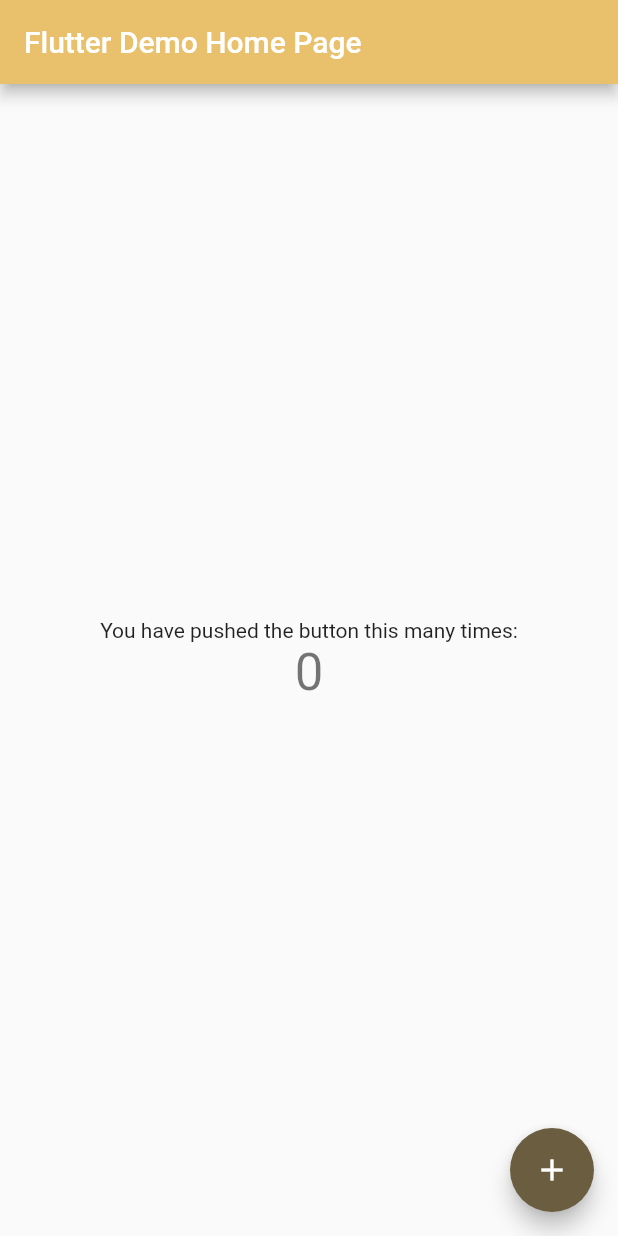
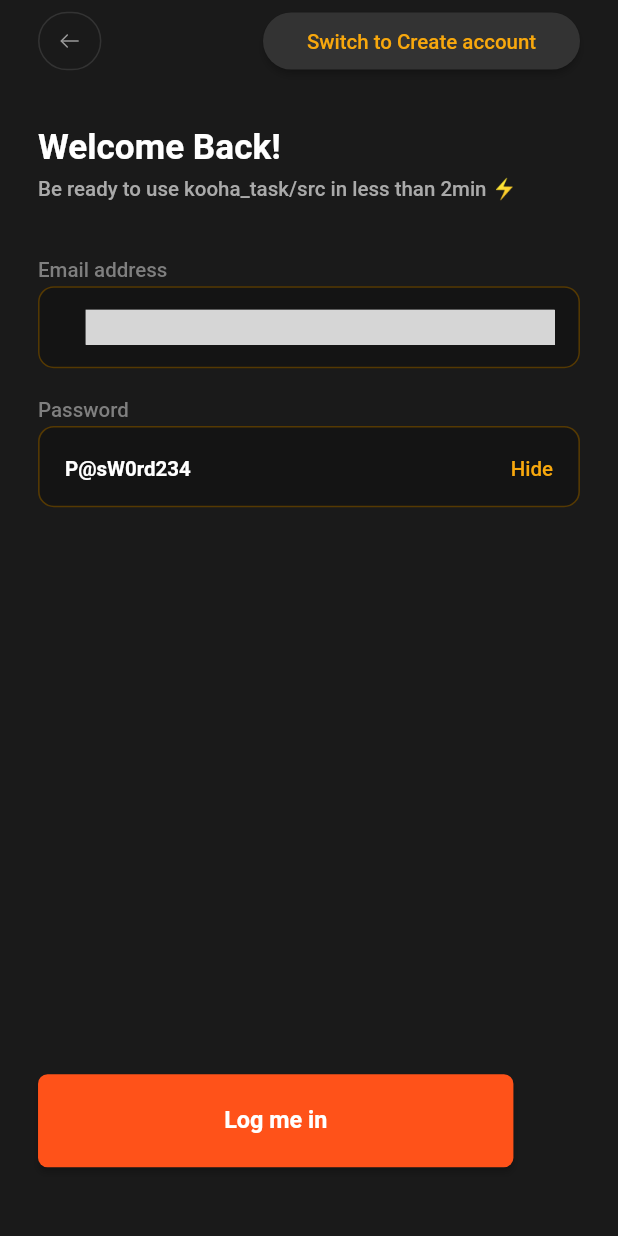
Before and after one commit to edokichuks/Flutter-Technical-Assessment, a Flutter app: the screen it shows after launch, on a phone screen of 412 x 824 dp. Run offline on Flutter 3.47's test engine with Material 2 defaults, Android fonts, the phone set to English and light mode, and no system bars; our stand-ins replace cached_network_image, dio, equatable, flutter_riverpod, flutter_svg, hive_flutter and 1 more; accounts and stored records are empty; generated files the repository leaves out were written again; Roboto replaces fonts that are missing (Satoshi); grey boxes are pictures that could not be loaded.

Commit message:
local storage set-up completed and login ui screen built

```diff
--- a/kooha_task/lib/main.dart
+++ b/kooha_task/lib/main.dart
@@ -1,126 +1,31 @@
 import 'package:flutter/material.dart';
+import 'package:flutter_riverpod/flutter_riverpod.dart';
+import 'package:hive_flutter/hive_flutter.dart';
+import 'package:kooha_task/src/core/routers/route_generator.dart';
+import 'package:kooha_task/src/feature/auth/presenation/pages/login_screen.dart';
+import 'package:kooha_task/src/theme/theme_helper.dart';
 
-void main() {
-  runApp(const MyApp());
+import 'src/core/services/local_database/hive_keys.dart';
+
+void main() async {
+  WidgetsFlutterBinding.ensureInitialized();
+  await Hive.initFlutter();
+
+  await Hive.openBox(HiveKeys.appBox);
+  runApp(const ProviderScope(child: MyApp()));
 }
 
 class MyApp extends StatelessWidget {
   const MyApp({super.key});
-
-  // This widget is the root of your application.
   @override
   Widget build(BuildContext context) {
     return MaterialApp(
-      title: 'Flutter Demo',
-      theme: ThemeData(
-        // This is the theme of your application.
-        //
-        // TRY THIS: Try running your application with "flutter run". You'll see
-        // the application has a blue toolbar. Then, without quitting the app,
-        // try changing the seedColor in the colorScheme below to Colors.green
-        // and then invoke "hot reload" (save your changes or press the "hot
-        // reload" button in a Flutter-supported IDE, or press "r" if you used
-        // the command line to start the app).
-        //
-        // Notice that the counter didn't reset back to zero; the application
-        // state is not lost during the reload. To reset the state, use hot
-        // restart instead.
-        //
-        // This works for code too, not just values: Most code changes can be
-        // tested with just a hot reload.
-        colorScheme: ColorScheme.fromSeed(seedColor: Colors.amber),
-        useMaterial3: false,
-      ),
+      debugShowCheckedModeBanner: false,
+      title: 'Kooha',
+      theme: theme,
+      onGenerateRoute: RouteGenerator.onGenerateRoute,
       darkTheme: ThemeData.dark(),
-      home: const MyHomePage(title: 'Flutter Demo Home Page'),
+      home: LoginScreen(),
     );
   }
 }
-
-class MyHomePage extends StatefulWidget {
-  const MyHomePage({super.key, required this.title});
-
-  // This widget is the home page of your application. It is stateful, meaning
-  // that it has a State object (defined below) that contains fields that affect
-  // how it looks.
-
-  // This class is the configuration for the state. It holds the values (in this
-  // case the title) provided by the parent (in this case the App widget) and
-  // used by the build method of the State. Fields in a Widget subclass are
-  // always marked "final".
-
-  final String title;
-
-  @override
-  State<MyHomePage> createState() => _MyHomePageState();
-}
-
-class _MyHomePageState extends State<MyHomePage> {
-  int _counter = 0;
-
-  void _incrementCounter() {
-    setState(() {
-      // This call to setState tells the Flutter framework that something has
-      // changed in this State, which causes it to rerun the build method below
-      // so that the display can reflect the updated values. If we changed
-      // _counter without calling setState(), then the build method would not be
-      // called again, and so nothing would appear to happen.
-      _counter++;
-    });
-  }
-
-  @override
-  Widget build(BuildContext context) {
-    // This method is rerun every time setState is called, for instance as done
-    // by the _incrementCounter method above.
-    //
-    // The Flutter framework has been optimized to make rerunning build methods
-    // fast, so that you can just rebuild anything that needs updating rather
-    // than having to individually change instances of widgets.
-    return Scaffold(
-      appBar: AppBar(
-        // TRY THIS: Try changing the color here to a specific color (to
-        // Colors.amber, perhaps?) and trigger a hot reload to see the AppBar
-        // change color while the other colors stay the same.
-        backgroundColor: Theme.of(context).colorScheme.inversePrimary,
-        // Here we take the value from the MyHomePage object that was created by
-        // the App.build method, and use it to set our appbar title.
-        title: Text(widget.title),
-      ),
-      body: Center(
-        // Center is a layout widget. It takes a single child and positions it
-        // in the middle of the parent.
-        child: Column(
-          // Column is also a layout widget. It takes a list of children and
-          // arranges them vertically. By default, it sizes itself to fit its
-          // children horizontally, and tries to be as tall as its parent.
-          //
-          // Column has various properties to control how it sizes itself and
-          // how it positions its children. Here we use mainAxisAlignment to
-          // center the children vertically; the main axis here is the vertical
-          // axis because Columns are vertical (the cross axis would be
-          // horizontal).
-          //
-          // TRY THIS: Invoke "debug painting" (choose the "Toggle Debug Paint"
-          // action in the IDE, or press "p" in the console), to see the
-          // wireframe for each widget.
-          mainAxisAlignment: MainAxisAlignment.center,
-          children: <Widget>[
-            const Text(
-              'You have pushed the button this many times:',
-            ),
-            Text(
-              '$_counter',
-              style: Theme.of(context).textTheme.headlineMedium,
-            ),
-          ],
-        ),
-      ),
-      floatingActionButton: FloatingActionButton(
-        onPressed: _incrementCounter,
-        tooltip: 'Increment',
-        child: const Icon(Icons.add),
-      ), // This trailing comma makes auto-formatting nicer for build methods.
-    );
-  }
-}
--- /dev/null
+++ b/kooha_task/lib/src/core/routers/route_generator.dart
@@ -0,0 +1,20 @@
+import 'package:flutter/cupertino.dart';
+import 'package:kooha_task/src/core/routers/routes_exports.dart';
+
+
+
+class RouteGenerator {
+  const RouteGenerator._();
+ static const kLoginScreen = 'login_screen';
+
+  static Route<dynamic> onGenerateRoute(RouteSettings settings) {
+    switch (settings.name) {
+      case kLoginScreen:
+        return CupertinoPageRoute(
+          builder: (context) =>  LoginScreen(),
+        );
+        default:
+        throw UnimplementedError('Route not found');
+    }
+  }
+}
--- /dev/null
+++ b/kooha_task/lib/src/core/routers/routes_exports.dart
@@ -0,0 +1 @@
+export 'package:kooha_task/src/feature/auth/presenation/pages/login_screen.dart';
--- /dev/null
+++ b/kooha_task/lib/src/feature/auth/presenation/pages/login_screen.dart
@@ -0,0 +1,107 @@
+import 'package:flutter/material.dart';
+import 'package:kooha_task/src/core/app_export.dart';
+import 'package:kooha_task/src/widgets/app_bar/appbar_button.dart';
+import 'package:kooha_task/src/widgets/app_bar/appbar_iconbutton.dart';
+import 'package:kooha_task/src/widgets/app_bar/custom_app_bar.dart';
+import 'package:kooha_task/src/widgets/custom_elevated_button.dart';
+import 'package:kooha_task/src/widgets/custom_text_form_field.dart';
+
+
+// ignore_for_file: must_be_immutable
+class LoginScreen extends StatelessWidget {
+  LoginScreen({Key? key}) : super(key: key);
+
+  TextEditingController emailController = TextEditingController();
+
+  @override
+  Widget build(BuildContext context) {
+    mediaQueryData = MediaQuery.of(context);
+    return SafeArea(
+        child: Scaffold(
+            resizeToAvoidBottomInset: false,
+            appBar: CustomAppBar(
+                leadingWidth: 64.h,
+                leading: AppbarIconbutton(
+                    svgPath: ImageConstant.imgArrowleft,
+                    margin: EdgeInsets.only(left: 24.h, top: 8.v, bottom: 8.v),
+                    onTap: () {
+                      onTapArrowleftone(context);
+                    }),
+                title: AppbarButton(margin: EdgeInsets.only(left: 102.h))),
+            body: Container(
+                width: double.maxFinite,
+                padding: EdgeInsets.symmetric(horizontal: 24.h, vertical: 30.v),
+                child: Column(
+                    crossAxisAlignment: CrossAxisAlignment.start,
+                    children: [
+                      Text("Welcome Back!",
+                          style: theme.textTheme.headlineSmall),
+                      SizedBox(height: 7.v),
+                      Text("Be ready to use kooha_task/src in less than 2min ⚡️",
+                          style: CustomTextStyles.titleSmallGray500),
+                      SizedBox(height: 39.v),
+                      Column(
+                          crossAxisAlignment: CrossAxisAlignment.start,
+                          children: [
+                            Text("Email address",
+                                style: CustomTextStyles.titleSmallOnError),
+                            SizedBox(height: 3.v),
+                            CustomTextFormField(
+                                controller: emailController,
+                                hintText: "justinculhane@gmailcom",
+                                textInputAction: TextInputAction.done,
+                                suffix: Container(
+                                    margin: EdgeInsets.fromLTRB(
+                                        30.h, 16.v, 16.h, 16.v),
+                                    child: CustomImageView(
+                                        svgPath: ImageConstant.imgCheckmark)),
+                                suffixConstraints:
+                                    BoxConstraints(maxHeight: 56.v),
+                                borderDecoration:
+                                    TextFormFieldStyleHelper.outlineGray)
+                          ]),
+                      SizedBox(height: 20.v),
+                      Column(
+                          crossAxisAlignment: CrossAxisAlignment.start,
+                          children: [
+                            Text("Password",
+                                style: CustomTextStyles.titleSmallOnError),
+                            SizedBox(height: 3.v),
+                            Container(
+                                padding: EdgeInsets.symmetric(
+                                    horizontal: 16.h, vertical: 17.v),
+                                decoration: AppDecoration.outlineGray.copyWith(
+                                    borderRadius:
+                                        BorderRadiusStyle.roundedBorder10),
+                                child: Row(
+                                    mainAxisAlignment:
+                                        MainAxisAlignment.spaceBetween,
+                                    children: [
+                                      Padding(
+                                          padding: EdgeInsets.only(top: 3.v),
+                                          child: Text("P@sW0rd234",
+                                              style:
+                                                  theme.textTheme.titleSmall)),
+                                      Padding(
+                                          padding: EdgeInsets.only(top: 2.v),
+                                          child: Text("Hide",
+                                              style: CustomTextStyles
+                                                  .titleSmallAmberA700Medium))
+                                    ]))
+                          ]),
+                      Spacer(),
+                      CustomElevatedButton(
+                          text: "Log me in",
+                          margin: EdgeInsets.only(right: 42.h, bottom: 17.v),
+                          buttonStyle: CustomButtonStyles.fillPrimaryTL6)
+                    ]))));
+  }
+
+  /// Navigates back to the previous screen.
+  ///
+  /// This function takes a [BuildContext] object as a parameter, which is used
+  /// to navigate back to the previous screen.
+  onTapArrowleftone(BuildContext context) {
+    Navigator.pop(context);
+  }
+}
```
